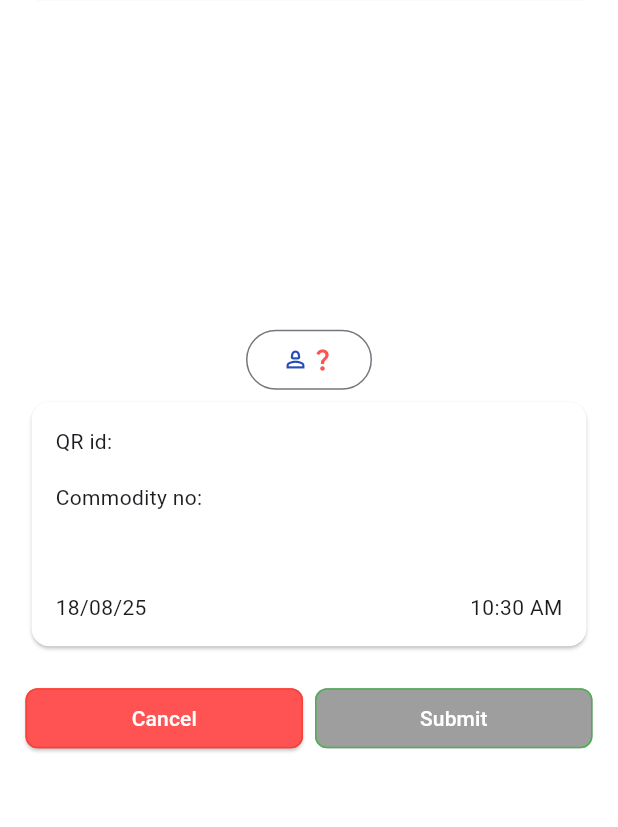
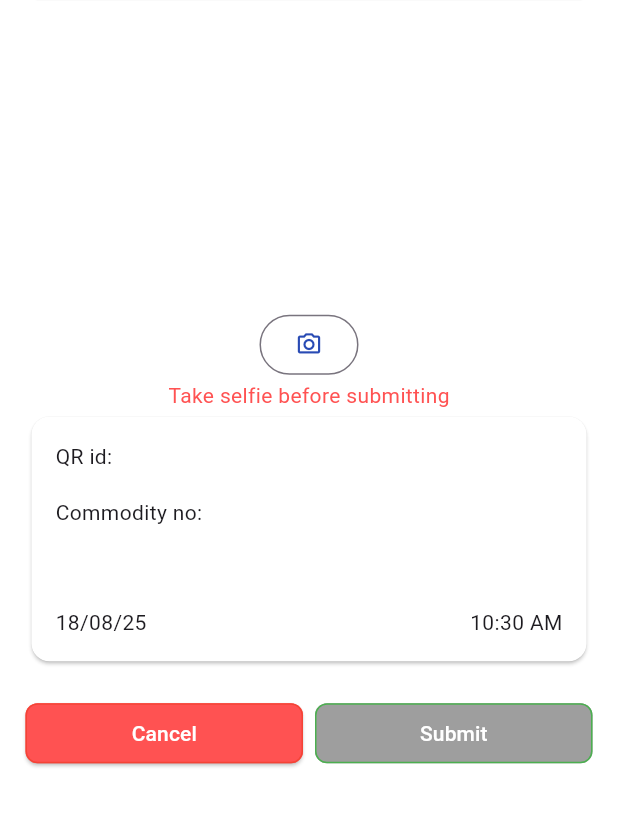
Before and after one commit to HBGadgets/Rockectsales_flutter_new, a Flutter app: the Submitqrdatascreen screen opened directly with empty values, on a phone screen of 412 x 824 dp, the part 121-948 px from its top. Run offline on Flutter 3.47's test engine with Material 3 defaults, Android fonts, the phone set to English and light mode, and no system bars; our stand-ins replace audioplayers, battery_plus, chat_bubbles, connectivity_plus, file_picker, firebase_core and 18 more; missing offline and left inert: face_camera, flutter_debouncer, mobile_scanner; accounts and stored records are empty; network calls fail.

```diff
--- a/lib/screens/saleman/QR Scan/SubmitQRDataScreen.dart
+++ b/lib/screens/saleman/QR Scan/SubmitQRDataScreen.dart
@@ -10,16 +10,27 @@ import 'package:rocketsale_rs/screens/saleman/dashboard_salesman.dart';
 
 import 'QRCardsController.dart';
 
-class Submitqrdatascreen extends StatelessWidget {
+class Submitqrdatascreen extends StatefulWidget {
   final cardNameString;
   final cardIdString;
 
+  Submitqrdatascreen(
+      {super.key, required this.cardNameString, required this.cardIdString});
+
+  @override
+  State<Submitqrdatascreen> createState() => _SubmitqrdatascreenState();
+}
+
+class _SubmitqrdatascreenState extends State<Submitqrdatascreen> {
   // final addressString;
-
   final QRCardsController controller = Get.put(QRCardsController());
 
-  Submitqrdatascreen(
-      {super.key, required this.cardNameString, required this.cardIdString});
+  @override
+  void dispose() {
+    controller.salesManSelfie.value = null;
+    // TODO: implement dispose
+    super.dispose();
+  }
 
   @override
   Widget build(BuildContext context) {
@@ -52,36 +63,52 @@ class Submitqrdatascreen extends StatelessWidget {
                 children: [
                   Spacer(),
                   controller.salesManSelfie.value != null
-                      ? Image.file(
+                      ? Column(
+                          children: [
+                            Image.file(
                               controller.salesManSelfie.value!,
                               width: 200,
                               height: 200,
                               fit: BoxFit.cover,
+                            ),
+                            GestureDetector(
+                              onTap: () {
+                                Navigator.push(
+                                    context,
+                                    MaterialPageRoute(
+                                        builder: (context) =>
+                                            const Selfietakingscreen()));
+                              },
+                              child: const Icon(
+                                Icons.edit,
+                                color: MyColor.dashbord,
+                              ),
                             )
-                      : OutlinedButton(
+                          ],
+                        )
+                      : Column(
+                          children: [
+                            OutlinedButton(
                                 onPressed: () {
                                   Navigator.push(
                                       context,
                                       MaterialPageRoute(
                                           builder: (context) =>
-                                        Selfietakingscreen()));
+                                              const Selfietakingscreen()));
                                 },
-                          child: Row(
-                            mainAxisSize: MainAxisSize.min,
-                            children: [
-                              Icon(
-                                Icons.person_2_outlined,
+                                child: const Icon(
+                                  Icons.camera_alt_outlined,
                                   color: MyColor.dashbord,
+                                )),
+                            Text(
+                              'Take selfie before submitting',
+                              style: TextStyle(color: Colors.redAccent),
+                            )
+                          ],
                         ),
-                              Icon(
-                                Icons.question_mark_sharp,
-                                color: Colors.redAccent,
-                              ),
-                            ],
-                          )),
                   Qrcard(
-                    cardIdString: cardIdString,
-                    cardNameString: cardNameString,
+                    cardIdString: widget.cardIdString,
+                    cardNameString: widget.cardNameString,
                     date: DateTime.now().toString(),
                     time: DateTime.now().toString(),
                     addressString: controller.addressString.value,
@@ -126,13 +153,10 @@ class Submitqrdatascreen extends StatelessWidget {
                               shape: WidgetStateProperty.all<
                                       RoundedRectangleBorder>(
                                   RoundedRectangleBorder(
-                                          borderRadius:
-                                              BorderRadius.circular(8.0),
-                                          side:
-                                              BorderSide(color: Colors.green))),
+                                      borderRadius: BorderRadius.circular(8.0),
+                                      side: BorderSide(color: Colors.green))),
                               backgroundColor: isGettingLocation ||
-                                          controller.salesManSelfie.value ==
-                                              null
+                                      controller.salesManSelfie.value == null
                                   ? WidgetStateProperty.all(Colors.grey)
                                   : WidgetStateProperty.all(Colors.green)),
                           onPressed: isGettingLocation ||
@@ -140,16 +164,16 @@ class Submitqrdatascreen extends StatelessWidget {
                               ? null
                               : () {
                                   controller.postQR(
-                                        boxNumber: cardNameString,
-                                        qrID: cardIdString,
+                                    boxNumber: widget.cardNameString,
+                                    qrID: widget.cardIdString,
                                     context: context,
                                   );
                                 },
                           child: const Text(
                             "Submit",
                             style: TextStyle(color: Colors.white),
-                              )),
-                        );
+                          ),
+                        ));
                       })
                     ],
                   ),
```
Also changed, not shown: lib/screens/saleman/QR Scan/SelfieTakingScreen.dart (+17 -3 lines). Lines whose indentation alone changed are shown as unchanged.
